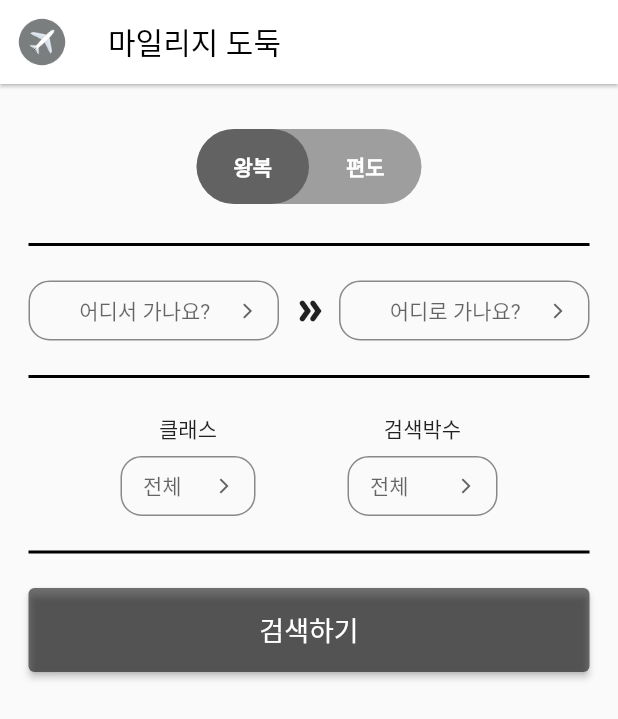
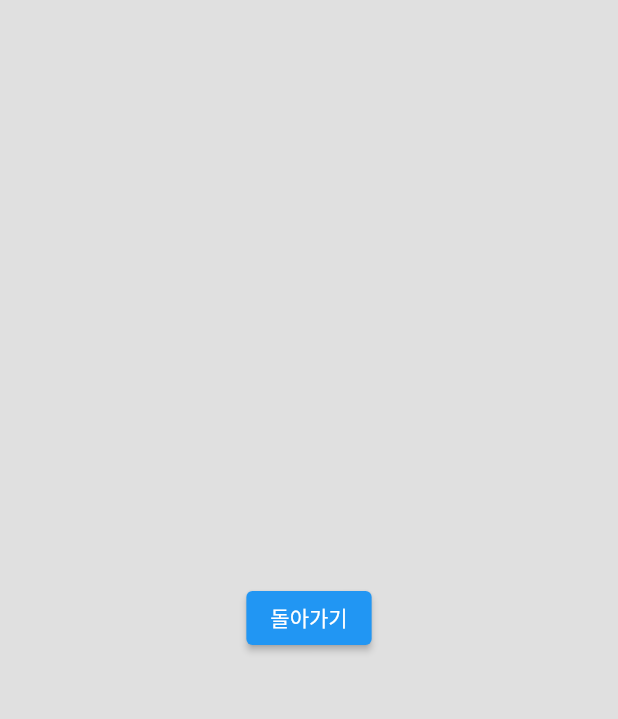
Before and after one commit to mungyuchoi/mileage_thief, a Flutter app: the screen it shows after launch, after a tap on "검색하기", on a phone screen of 412 x 824 dp. Shown: the top 719 px of the screen. Run offline on Flutter 3.47's test engine with Material 2 defaults, Android fonts, the phone set to English and light mode, and no system bars; drawn by our look-alikes of dropdown_button2.

Commit message:
Model클래스 추가 search detail화면으로 데이터 넘김

```diff
--- /dev/null
+++ b/lib/model/search_model.dart
@@ -0,0 +1,14 @@
+class SearchModel {
+  final bool isRoundTrip;
+  final String? departureAirport;
+  final String? arrivalAirport;
+  final String? seatClass;
+  final String? searchDate;
+
+  SearchModel(
+      {required this.isRoundTrip,
+      required this.departureAirport,
+      required this.arrivalAirport,
+      required this.seatClass,
+      required this.searchDate});
+}
--- /dev/null
+++ b/lib/screen/detail/search_detail_screen.dart
@@ -0,0 +1,26 @@
+import 'package:flutter/material.dart';
+import 'package:mileage_thief/model/search_model.dart';
+
+class SearchDetailScreen extends StatelessWidget {
+  final SearchModel searchModel;
+  SearchDetailScreen(this.searchModel);
+
+  @override
+  Widget build(BuildContext context) {
+    return Scaffold(
+        backgroundColor: Colors.black12,
+        body: Center(
+            child: ElevatedButton(
+          child: const Text('돌아가기'),
+          onPressed: () {
+            print(searchModel.isRoundTrip);
+            print(searchModel.departureAirport);
+            print(searchModel.arrivalAirport);
+            print(searchModel.seatClass);
+            print(searchModel.searchDate);
+
+            Navigator.pop(context);
+          },
+        )));
+  }
+}
--- a/lib/screen/search_screen.dart
+++ b/lib/screen/search_screen.dart
@@ -1,7 +1,7 @@
 import 'package:flutter/material.dart';
-import 'package:dropdown_search/dropdown_search.dart';
-
+import 'package:mileage_thief/screen/detail/search_detail_screen.dart';
 import '../custom/CustomDropdownButton2.dart';
+import '../model/search_model.dart';
 
 class SearchScreen extends StatefulWidget {
   @override
@@ -31,29 +31,61 @@ class _SearchScreenState extends State<SearchScreen> {
           backgroundColor: Colors.white,
           elevation: 1,
         ),
-        body: Container(
-          width: MediaQuery.of(context).size.width,
-          height: MediaQuery.of(context).size.height,
-          child: const Column(
-            mainAxisAlignment: MainAxisAlignment.start,
-            crossAxisAlignment: CrossAxisAlignment.center,
-            children: <Widget>[AwayScreen(), AirportScreen()],
-          ),
+        body: const SingleChildScrollView(
+          child: AirportScreen(),
         ));
   }
 }
 
-class AwayScreen extends StatefulWidget {
-  const AwayScreen({Key? key}) : super(key: key);
+class AirportScreen extends StatefulWidget {
+  const AirportScreen({Key? key}) : super(key: key);
 
   @override
-  State<StatefulWidget> createState() => _AwayScreenState();
+  State<StatefulWidget> createState() => _AirportScreenState();
 }
 
-class _AwayScreenState extends State<AwayScreen> {
+class _AirportScreenState extends State<AirportScreen> {
   double xAlign = 5.0;
   Color loginColor = Colors.black;
   Color signInColor = Colors.black;
+  final List<String> dateItems = [
+    "전체",
+    "1박2일",
+    "2박3일",
+    "3박4일",
+    "4박5일",
+    "5박6일",
+    "6박7일",
+    "7박8일",
+    "8박9일",
+    "9박10일",
+    "10박11일",
+    "11박12일",
+    "12박13일",
+    "13박14일",
+    "14박15일",
+    "15박16일",
+    "16박17일",
+    "17박18일",
+    "18박19일",
+    "19박20일",
+    "20박21일",
+    "21박22일",
+    "22박23일",
+    "23박24일",
+    "24박25일",
+    "25박26일",
+    "26박27일",
+    "27박28일",
+    "28박29일",
+    "29박30일",
+  ];
+  final List<String> classItems = ["전체", "이코노미", "비즈니스", "퍼스트"];
+  final List<String> airportItems = ["서울/인천-ICN", "뉴욕/존F케네디-JFK"];
+  String? dateSelectedValue;
+  String? classSelectedValue;
+  String? departureSelectedValue;
+  String? arrivalSelectedValue;
 
   @override
   void initState() {
@@ -65,7 +97,9 @@ class _AwayScreenState extends State<AwayScreen> {
 
   @override
   Widget build(BuildContext context) {
-    return Container(
+    return Column(
+      children: [
+        Container(
           width: width,
           height: height,
           margin: const EdgeInsets.only(top: 30),
@@ -141,63 +175,17 @@ class _AwayScreenState extends State<AwayScreen> {
               ),
             ],
           ),
-    );
-  }
-}
-
-class AirportScreen extends StatefulWidget {
-  const AirportScreen({Key? key}) : super(key: key);
-
-  @override
-  State<StatefulWidget> createState() => _AirportScreenState();
-}
-
-class _AirportScreenState extends State<AirportScreen> {
-  final List<String> dateItems = [
-    "전체",
-    "1박2일",
-    "2박3일",
-    "3박4일",
-    "4박5일",
-    "5박6일",
-    "6박7일",
-    "7박8일",
-    "8박9일",
-    "9박10일",
-    "10박11일",
-    "11박12일",
-    "12박13일",
-    "13박14일",
-    "14박15일",
-    "15박16일",
-    "16박17일",
-    "17박18일",
-    "18박19일",
-    "19박20일",
-    "20박21일",
-    "21박22일",
-    "22박23일",
-    "23박24일",
-    "24박25일",
-    "25박26일",
-    "26박27일",
-    "27박28일",
-    "28박29일",
-    "29박30일",
-  ];
-  final List<String> classItems = ["전체", "이코노미", "비즈니스", "퍼스트"];
-  final List<String> airportItems = ["서울/인천\nICN", "뉴욕/존F케네디\nJFK"];
-  String? dateSelectedValue;
-  String? classSelectedValue;
-  String? departureSelectedValue;
-  String? arrivalSelectedValue;
-
-  @override
-  Widget build(BuildContext context) {
-    return Container(
+        ),
+        Container(
             padding: const EdgeInsets.all(15),
-        width: MediaQuery.of(context).size.width,
-        height: MediaQuery.of(context).size.height,
+            width: MediaQuery
+                .of(context)
+                .size
+                .width,
+            height: MediaQuery
+                .of(context)
+                .size
+                .height,
             child: ListView(
               padding: const EdgeInsets.all(4),
               children: <Widget>[
@@ -297,7 +285,21 @@ class _AirportScreenState extends State<AirportScreen> {
                 ),
                 const Padding(padding: EdgeInsets.all(8)),
                 ElevatedButton(
-              onPressed: () {},
+                  onPressed: () {
+                    Navigator.push(
+                        context,
+                        MaterialPageRoute(
+                            builder: (context) =>
+                                SearchDetailScreen(
+                                    SearchModel(isRoundTrip: xAlign == -1.0
+                                        ? true
+                                        : false,
+                                        departureAirport: departureSelectedValue,
+                                        arrivalAirport: arrivalSelectedValue,
+                                        seatClass: classSelectedValue,
+                                        searchDate: dateSelectedValue)
+                                )));
+                  },
                   style: TextButton.styleFrom(
                       primary: Colors.white,
                       backgroundColor: Colors.black54,
@@ -308,6 +310,8 @@ class _AirportScreenState extends State<AirportScreen> {
                   ),
                 ),
               ],
-        ));
+            )),
+      ],
+    );
   }
 }
```
Lines whose indentation alone changed are shown as unchanged.
